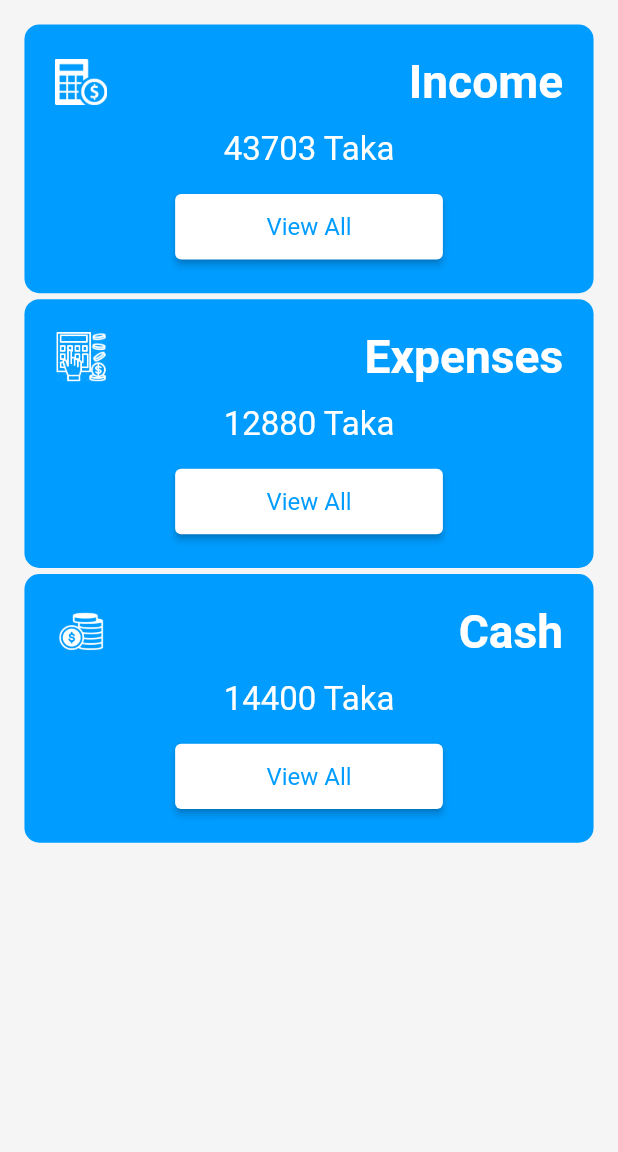
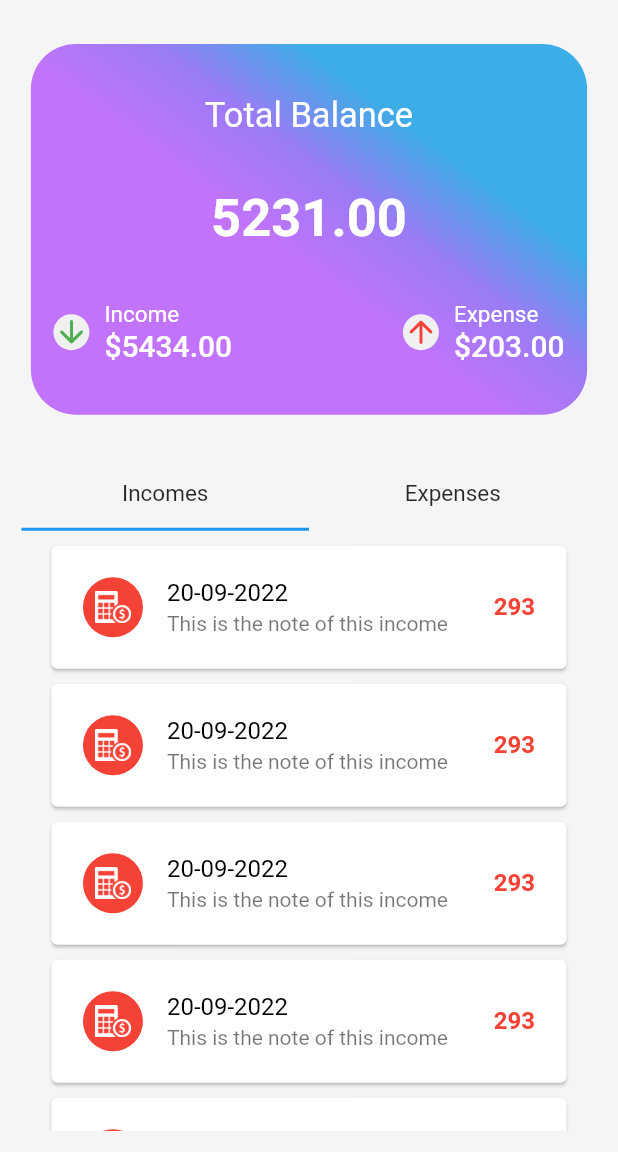
Before and after one commit to ashikulislamdev/flutter_iems, a Flutter app: the HomeScreen screen opened directly, on a phone screen of 412 x 824 dp, the part 84-1236 px from its top. Run offline on Flutter 3.47's test engine with Material 2 defaults, Android fonts, the phone set to English and light mode, and no system bars; our stand-ins replace flutter_screenutil, shared_preferences; accounts and stored records are empty.

Commit message:
UI changes in Home

```diff
--- a/lib/screens/home_screen.dart
+++ b/lib/screens/home_screen.dart
@@ -2,11 +2,29 @@ import 'package:flutter/material.dart';
 import 'package:flutter_iems/helpers/constants.dart';
 import 'package:flutter_iems/widgets/common/my_appbar.dart';
 import 'package:flutter_iems/widgets/common/my_drawer.dart';
-import 'package:flutter_iems/widgets/common/custom_button.dart';
-import 'package:flutter_iems/widgets/home_page_card.dart';
+import 'package:flutter_iems/widgets/round_card.dart';
 
-class HomeScreen extends StatelessWidget {
+class HomeScreen extends StatefulWidget {
   const HomeScreen({Key? key}) : super(key: key);
+
+  @override
+  State<HomeScreen> createState() => _HomeScreenState();
+}
+
+class _HomeScreenState extends State<HomeScreen> with SingleTickerProviderStateMixin{
+  late TabController _tabController;
+
+  @override
+  void initState() {
+    _tabController = TabController(length: 2, vsync: this);
+    super.initState();
+  }
+
+  @override
+  void dispose() {
+    super.dispose();
+    _tabController.dispose();
+  }
 
   @override
   Widget build(BuildContext context) {
@@ -14,30 +32,163 @@ class HomeScreen extends StatelessWidget {
       backgroundColor: kBackgroundColor,
       drawer: const MyDrawer(),
       appBar: const MyAppBar(),
-      body: SingleChildScrollView(
-        padding: EdgeInsets.all(kDefaultPadding - 4),
+      body: Padding(
+        padding: EdgeInsets.symmetric(horizontal: kDefaultPadding - 6, vertical: kDefaultPadding-6),
         child: Column(
           children: [
-            ManagementCard(
-              iconPath: "assets/icons/manage-income.png",
-              cardTitle: "Income", amount: "43703 Taka",
-              onPressed: () {},
-            ),
-            const SizedBox(height: 4,),
-            ManagementCard(
-              iconPath: "assets/icons/manage-expense.png",
-              cardTitle: "Expenses", amount: "12880 Taka",
-              onPressed: () {},
-            ),
-            const SizedBox(height: 4,),
-            ManagementCard(
-              iconPath: "assets/icons/cash.png",
-              cardTitle: "Cash", amount: "14400 Taka",
-              onPressed: () {},
-            ),
+            const RoundContainer(totalExpense: 203.00, totalIncome: 5434.00),
+            SizedBox(height: kDefaultPadding -6,),
+            TabBar(
+                // unselectedLabelStyle: kTitleTextstyle.copyWith(
+                //     color: black.withOpacity(0.44),
+                //     fontWeight: FontWeight.w400),
+                // labelStyle: kTitleTextstyle.copyWith(
+                //     color: Colors.white, fontWeight: FontWeight.w700),
+                // indicator: BoxDecoration(
+                //   borderRadius: BorderRadius.circular(5.0),
+                //   color: Colors.blue,
+                // ),
+                controller: _tabController,
+                labelColor: kPrimaryColor,
+                unselectedLabelColor: black,
+                tabs: [
+                  // first tab [you can add an icon using the icon property]
+                  Tab(
+                    child: Text("Incomes", style: kTitleTextstyle.copyWith(fontSize: 15),),
+                  ),
+
+                  // second tab [you can add an icon using the icon property]
+                  Tab(
+                    child: Text("Expenses", style: kTitleTextstyle.copyWith(fontSize: 15),),
+                  ),
+                ],
+              ),
+              // tab bar view here
+              Expanded(
+                child: TabBarView(
+                  controller: _tabController,
+                  children: const[
+                    // first tab bar
+                    LastIncome(),
+
+                    // second tab bar
+                    LastExpenses(),
+                  ],
+                ),
+              ),
           ],
         ),
       ),
     );
   }
 }
+
+class LastIncome extends StatelessWidget {
+  const LastIncome({Key? key}) : super(key: key);
+
+  @override
+  Widget build(BuildContext context) {
+    return ListView.builder(
+      padding: EdgeInsets.only(
+        bottom: MediaQuery.of(context).viewPadding.bottom + 20),
+      // shrinkWrap: true,
+      itemCount: 5,
+      itemBuilder: (context, index) {
+        return const Card(
+          elevation: 1.0,
+          margin: EdgeInsets.only(
+            top: 10.0,
+            left: 20.0,
+            right: 20.0,
+          ),
+          color: Colors.white,
+          child: Padding(
+            padding: EdgeInsets.all(5.0),
+            child: ListTile(
+              leading: CircleAvatar(
+                backgroundColor:
+                    Colors.red,
+                radius: 20.0,
+                child: ImageIcon(
+                    AssetImage("assets/icons/manage-income.png"),
+                    color: Colors.white),
+              ),
+              title: Text(
+                "20-09-2022",
+                style: TextStyle(
+                  color: Colors.black,
+                  fontSize: 16.0,
+                  fontWeight: FontWeight.w400,
+                ),
+              ),
+              subtitle: Text("This is the note of this income"),
+              trailing: Text(
+                "293",
+                style: TextStyle(
+                  color: Colors.red,
+                  fontWeight: FontWeight.w600,
+                  fontSize: 16.0,
+                ),
+              ),
+            ),
+          ),
+        );
+      },
+    );
+  }
+}
+
+class LastExpenses extends StatelessWidget {
+  const LastExpenses({Key? key}) : super(key: key);
+
+  @override
+  Widget build(BuildContext context) {
+    return ListView.builder(
+      padding: EdgeInsets.only(
+        bottom: MediaQuery.of(context).viewPadding.bottom + 20),
+      // shrinkWrap: true,
+      itemCount: 5,
+      itemBuilder: (context, index) {
+        return const Card(
+          elevation: 1.0,
+          margin: EdgeInsets.only(
+            top: 10.0,
+            left: 20.0,
+            right: 20.0,
+          ),
+          color: Colors.white,
+          child: Padding(
+            padding: EdgeInsets.all(5.0),
+            child: ListTile(
+              leading: CircleAvatar(
+                backgroundColor:
+                    Colors.red,
+                radius: 20.0,
+                child: ImageIcon(
+                    AssetImage("assets/icons/manage-expense.png"),
+                    color: Colors.white),
+              ),
+              title: Text(
+                "20-09-2022",
+                style: TextStyle(
+                  color: Colors.black,
+                  fontSize: 16.0,
+                  fontWeight: FontWeight.w400,
+                ),
+              ),
+              subtitle: Text("This is the note of this expense"),
+              trailing: Text(
+                "293",
+                style: TextStyle(
+                  color: Colors.red,
+                  fontWeight: FontWeight.w600,
+                  fontSize: 16.0,
+                ),
+              ),
+            ),
+          ),
+        );
+      },
+    );
+  }
+}
--- /dev/null
+++ b/lib/widgets/amount_box.dart
@@ -0,0 +1,57 @@
+import 'package:flutter/material.dart';
+
+class AmountBox extends StatelessWidget {
+  const AmountBox({
+    Key? key,
+    required this.icon,
+    required this.iconColor,
+    required this.title,
+    required this.amount,
+  }) : super(key: key);
+  final IconData icon;
+  final Color iconColor;
+  final String title;
+  final String amount;
+  @override
+  Widget build(BuildContext context) {
+    return Row(
+      children: [
+        Container(
+          decoration: BoxDecoration(
+            borderRadius: BorderRadius.circular(40.0),
+            color: const Color(
+              0xfff0f0f0,
+            ),
+          ),
+          child: Icon(
+            icon,
+            color: iconColor,
+          ),
+        ),
+        const SizedBox(
+          width: 10.0,
+        ),
+        Column(
+          crossAxisAlignment: CrossAxisAlignment.start,
+          children: [
+            Text(
+              title,
+              style: const TextStyle(
+                color: Colors.white,
+                fontSize: 15.0,
+              ),
+            ),
+            Text(
+              '\$$amount',
+              style: const TextStyle(
+                color: Colors.white,
+                fontSize: 20.0,
+                fontWeight: FontWeight.w500,
+              ),
+            ),
+          ],
+        ),
+      ],
+    );
+  }
+}
--- /dev/null
+++ b/lib/widgets/round_card.dart
@@ -0,0 +1,76 @@
+import 'package:flutter/material.dart';
+
+import 'amount_box.dart';
+
+class RoundContainer extends StatelessWidget {
+  const RoundContainer(
+      {Key? key, required this.totalExpense, required this.totalIncome})
+      : super(key: key);
+  final double totalExpense;
+  final double totalIncome;
+  @override
+  Widget build(BuildContext context) {
+    double saving = totalIncome - totalExpense;
+
+    final width = MediaQuery.of(context).size.width;
+    final height = MediaQuery.of(context).size.height;
+    return Container(
+      margin: const EdgeInsets.symmetric(vertical: 15.0),
+      height: height * 0.3,
+      width: width * 0.9,
+      decoration: BoxDecoration(
+        gradient: const LinearGradient(
+          begin: Alignment.topCenter,
+          end: Alignment.bottomLeft,
+          colors: [
+            Color(0xff3CADE6),
+            Color(0xff9A7BF6),
+            Color(0xffC273FB),
+          ],
+          stops: [0.01, 0.2, 0.4],
+        ),
+        borderRadius: BorderRadius.circular(30.0),
+      ),
+      child: Column(
+        mainAxisAlignment: MainAxisAlignment.spaceEvenly,
+        children: [
+          const Text(
+            "Total Balance",
+            style: TextStyle(
+              color: Colors.white,
+              fontSize: 23.0,
+            ),
+          ),
+          Text(
+            saving.toStringAsFixed(2),
+            style: const TextStyle(
+              color: Colors.white,
+              fontSize: 35.0,
+              fontWeight: FontWeight.w600,
+            ),
+          ),
+          Padding(
+            padding: const EdgeInsets.symmetric(
+              horizontal: 15.0,
+            ),
+            child: Row(
+              mainAxisAlignment: MainAxisAlignment.spaceBetween,
+              children: [
+                AmountBox(
+                    icon: Icons.arrow_downward_rounded,
+                    iconColor: Colors.green,
+                    title: 'Income',
+                    amount: totalIncome.toStringAsFixed(2)),
+                AmountBox(
+                    icon: Icons.arrow_upward_rounded,
+                    iconColor: Colors.red,
+                    title: 'Expense',
+                    amount: totalExpense.toStringAsFixed(2)),
+              ],
+            ),
+          ),
+        ],
+      ),
+    );
+  }
+}
```
